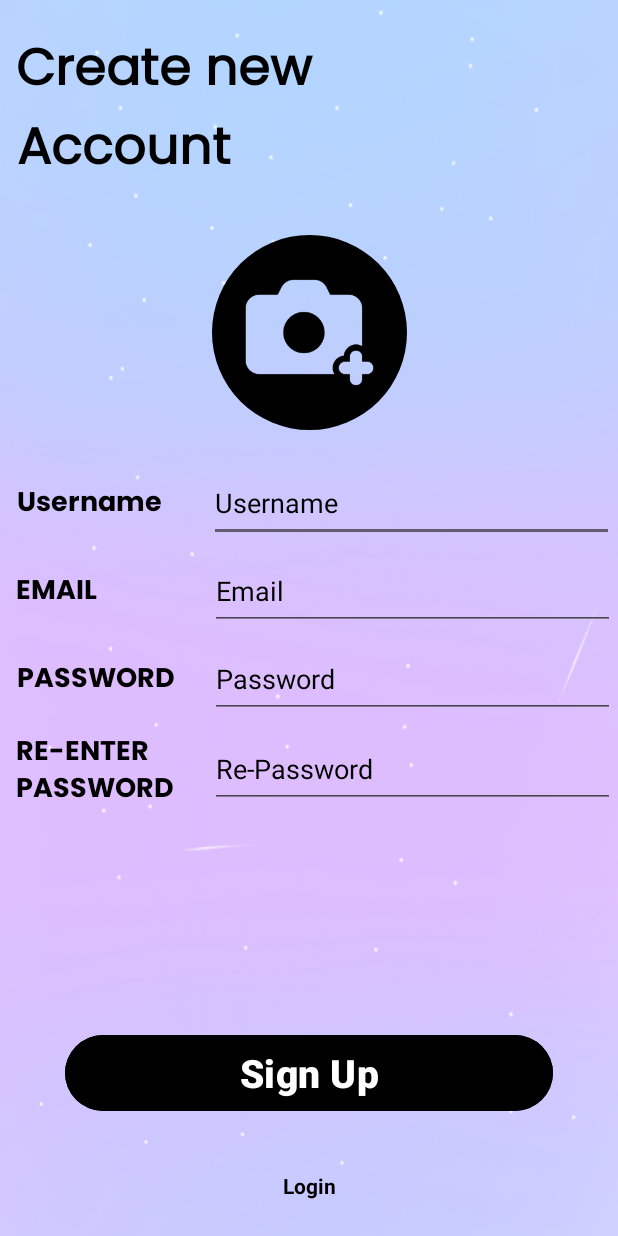
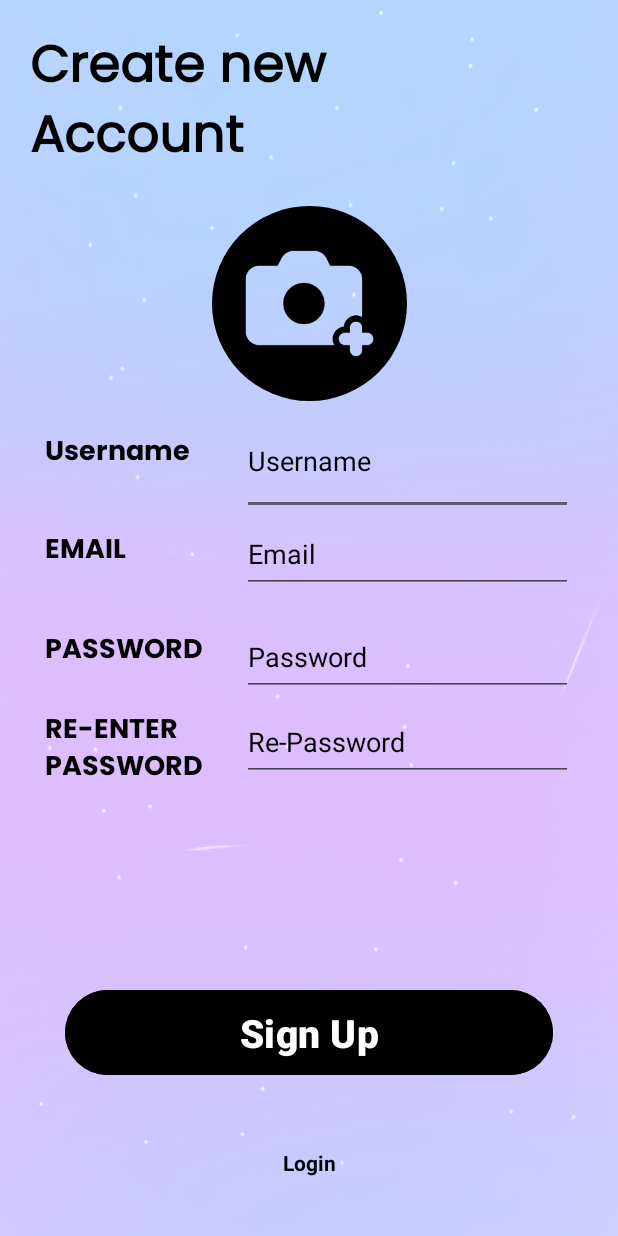
Before and after one commit to Shiva-the-god/ChatNova, an Android app: the registration screen opened directly, with no data from a screen before it, on a phone screen of 412 x 824 dp. Run offline under Robolectric (Android 15) with nearby library versions, the phone set to English and light mode, and no system bars; our stand-ins replace CircleImageView, Firebase (no records; nobody signed in at launch, a user with empty details on screens opened directly), sdp/ssp sizes; pictures from the network do not load.

Commit message:
First commit

```diff
--- a/app/src/main/res/layout/activity_registration.xml
+++ b/app/src/main/res/layout/activity_registration.xml
@@ -13,135 +13,129 @@
         android:id="@+id/profilerg0"
         android:layout_width="151dp"
         android:layout_height="130dp"
+        android:layout_marginTop="33dp"
         android:src="@drawable/photocamera"
-        app:layout_constraintBottom_toBottomOf="parent"
         app:layout_constraintEnd_toEndOf="parent"
+        app:layout_constraintHorizontal_bias="0.5"
         app:layout_constraintStart_toStartOf="parent"
-        app:layout_constraintTop_toTopOf="parent"
-        app:layout_constraintVertical_bias="0.226" />
+        app:layout_constraintTop_toBottomOf="@+id/textView7" />
 
 
     <TextView
         android:id="@+id/textView5"
         android:layout_width="@dimen/_215sdp"
         android:layout_height="@dimen/_35sdp"
+        android:layout_marginStart="20dp"
+        android:layout_marginTop="18dp"
         android:fontFamily="@font/poppins_regular"
         android:gravity="center_vertical"
         android:text="Create new "
         android:textColor="@color/black"
         android:textSize="@dimen/_26sdp"
         android:textStyle="bold"
-        app:layout_constraintBottom_toBottomOf="parent"
-        app:layout_constraintEnd_toEndOf="parent"
-        app:layout_constraintHorizontal_bias="0.08"
         app:layout_constraintStart_toStartOf="parent"
-        app:layout_constraintTop_toTopOf="parent"
-        app:layout_constraintVertical_bias="0.026" />
+        app:layout_constraintTop_toTopOf="parent" />
 
     <TextView
         android:id="@+id/textView7"
         android:layout_width="@dimen/_241sdp"
         android:layout_height="@dimen/_30sdp"
+        android:layout_marginStart="20dp"
+        android:layout_marginTop="1dp"
         android:fontFamily="@font/poppins_regular"
         android:gravity="center_vertical"
         android:text="Account"
         android:textColor="@color/black"
         android:textSize="@dimen/_26sdp"
         android:textStyle="bold"
-        app:layout_constraintBottom_toBottomOf="parent"
-        app:layout_constraintEnd_toEndOf="parent"
-        app:layout_constraintHorizontal_bias="0.112"
         app:layout_constraintStart_toStartOf="parent"
-        app:layout_constraintTop_toTopOf="parent"
-        app:layout_constraintVertical_bias="0.093" />
+        app:layout_constraintTop_toBottomOf="@+id/textView5" />
 
     <TextView
         android:id="@+id/textView8"
         android:layout_width="121dp"
-        android:layout_height="52dp"
+        android:layout_height="0dp"
+        android:layout_marginLeft="30dp"
+        android:layout_marginBottom="2dp"
         android:fontFamily="@font/poppins_bold"
         android:gravity="center_vertical"
         android:text="EMAIL"
         android:textColor="@color/black"
         android:textSize="@dimen/_14sdp"
         android:textStyle="bold"
-        app:layout_constraintBottom_toBottomOf="parent"
-        app:layout_constraintEnd_toEndOf="parent"
-        app:layout_constraintHorizontal_bias="0.037"
+        app:layout_constraintBottom_toTopOf="@+id/textView9"
         app:layout_constraintStart_toStartOf="parent"
-        app:layout_constraintTop_toTopOf="parent"
-        app:layout_constraintVertical_bias="0.478" />
+        app:layout_constraintTop_toBottomOf="@+id/textView11" />
 
     <TextView
         android:id="@+id/textView9"
         android:layout_width="121dp"
-        android:layout_height="52dp"
+        android:layout_height="0dp"
+        android:layout_marginLeft="30dp"
         android:fontFamily="@font/poppins_bold"
         android:gravity="center_vertical"
         android:text="PASSWORD"
         android:textColor="@color/black"
         android:textSize="@dimen/_14sdp"
         android:textStyle="bold"
-        app:layout_constraintBottom_toBottomOf="parent"
-        app:layout_constraintEnd_toEndOf="parent"
-        app:layout_constraintHorizontal_bias="0.039"
+        app:layout_constraintBottom_toTopOf="@+id/textView12"
         app:layout_constraintStart_toStartOf="parent"
-        app:layout_constraintTop_toTopOf="parent"
-        app:layout_constraintVertical_bias="0.554" />
+        app:layout_constraintTop_toBottomOf="@+id/textView8" />
 
     <TextView
         android:id="@+id/textView12"
         android:layout_width="121dp"
-        android:layout_height="52dp"
+        android:layout_height="0dp"
+        android:layout_marginLeft="30dp"
+        android:layout_marginBottom="123dp"
         android:fontFamily="@font/poppins_bold"
         android:gravity="center_vertical"
         android:text="RE-ENTER PASSWORD"
         android:textColor="@color/black"
         android:textSize="@dimen/_14sdp"
         android:textStyle="bold"
-        app:layout_constraintBottom_toBottomOf="parent"
-        app:layout_constraintEnd_toEndOf="parent"
-        app:layout_constraintHorizontal_bias="0.037"
+        app:layout_constraintBottom_toTopOf="@+id/signbutton"
         app:layout_constraintStart_toStartOf="parent"
-        app:layout_constraintTop_toTopOf="parent"
-        app:layout_constraintVertical_bias="0.63" />
+        app:layout_constraintTop_toBottomOf="@+id/textView9" />
 
     <TextView
         android:id="@+id/textView11"
         android:layout_width="121dp"
-        android:layout_height="52dp"
+        android:layout_height="0dp"
+        android:layout_marginLeft="30dp"
+        android:layout_marginTop="270dp"
         android:fontFamily="@font/poppins_bold"
         android:gravity="center_vertical"
         android:text="Username"
         android:textColor="@color/black"
         android:textSize="@dimen/_14sdp"
         android:textStyle="bold"
-        app:layout_constraintBottom_toBottomOf="parent"
-        app:layout_constraintEnd_toEndOf="parent"
-        app:layout_constraintHorizontal_bias="0.039"
+        app:layout_constraintBottom_toTopOf="@+id/textView8"
         app:layout_constraintStart_toStartOf="parent"
-        app:layout_constraintTop_toTopOf="parent"
-        app:layout_constraintVertical_bias="0.402" />
+        app:layout_constraintTop_toTopOf="parent" />
 
     <Button
         android:id="@+id/signbutton"
-        android:layout_width="@dimen/_250sdp"
-        android:layout_height="@dimen/_45sdp"
+        android:layout_width="0dp"
+        android:layout_height="0dp"
+        android:layout_marginStart="43dp"
+        android:layout_marginEnd="43dp"
+        android:layout_marginBottom="22dp"
         android:backgroundTint="@color/black"
         android:text="Sign Up"
         android:textColor="@color/white"
         android:textSize="@dimen/_20sdp"
         android:textStyle="bold"
-        app:layout_constraintBottom_toBottomOf="parent"
+        app:layout_constraintBottom_toTopOf="@+id/loginbut"
         app:layout_constraintEnd_toEndOf="parent"
         app:layout_constraintStart_toStartOf="parent"
-        app:layout_constraintTop_toTopOf="parent"
-        app:layout_constraintVertical_bias="0.896" />
+        app:layout_constraintTop_toBottomOf="@+id/textView12" />
 
     <TextView
         android:id="@+id/loginbut"
         android:layout_width="@dimen/_124sdp"
-        android:layout_height="@dimen/_24sdp"
+        android:layout_height="0dp"
+        android:layout_marginBottom="16dp"
         android:gravity="center"
         android:text="Login"
         android:textColor="@color/black"
@@ -149,72 +143,80 @@
         app:layout_constraintBottom_toBottomOf="parent"
         app:layout_constraintEnd_toEndOf="parent"
         app:layout_constraintStart_toStartOf="parent"
-        app:layout_constraintTop_toTopOf="parent"
-        app:layout_constraintVertical_bias="0.977" />
+        app:layout_constraintTop_toBottomOf="@+id/signbutton" />
 
     <EditText
         android:id="@+id/rgusername"
-        android:layout_width="270dp"
-        android:layout_height="52dp"
+        android:layout_width="0dp"
+        android:layout_height="0dp"
+        android:layout_marginLeft="10dp"
+        android:layout_marginTop="2dp"
+        android:layout_marginRight="30dp"
         android:ems="10"
         android:hint="Username"
-        android:textColorHint="@color/black"
         android:inputType="text"
         android:textColor="@color/black"
-        app:layout_constraintBottom_toBottomOf="parent"
+        android:textColorHint="@color/black"
+        app:layout_constraintBottom_toTopOf="@+id/rgemail"
         app:layout_constraintEnd_toEndOf="parent"
-        app:layout_constraintHorizontal_bias="0.981"
-        app:layout_constraintStart_toStartOf="parent"
-        app:layout_constraintTop_toTopOf="parent"
-        app:layout_constraintVertical_bias="0.401" />
+        app:layout_constraintHorizontal_bias="0.5"
+        app:layout_constraintStart_toEndOf="@+id/textView11"
+        app:layout_constraintTop_toTopOf="@+id/textView11" />
 
     <EditText
         android:id="@+id/rgemail"
-        android:layout_width="270dp"
+        android:layout_width="0dp"
         android:layout_height="52dp"
+        android:layout_marginLeft="10dp"
+        android:layout_marginTop="54dp"
+        android:layout_marginRight="30dp"
+        android:layout_marginBottom="53dp"
         android:ems="10"
         android:hint="Email"
-        android:textColorHint="@color/black"
         android:inputType="textEmailAddress"
         android:textColor="@color/black"
-        app:layout_constraintBottom_toBottomOf="parent"
+        android:textColorHint="@color/black"
+        app:layout_constraintBottom_toTopOf="@+id/rgrepassword"
         app:layout_constraintEnd_toEndOf="parent"
-        app:layout_constraintHorizontal_bias="0.985"
-        app:layout_constraintStart_toStartOf="parent"
-        app:layout_constraintTop_toTopOf="parent"
-        app:layout_constraintVertical_bias="0.477" />
+        app:layout_constraintHorizontal_bias="0.5"
+        app:layout_constraintStart_toEndOf="@+id/textView8"
+        app:layout_constraintTop_toTopOf="@+id/textView11" />
 
     <EditText
         android:id="@+id/rgpassword"
-        android:layout_width="270dp"
+        android:layout_width="0dp"
         android:layout_height="52dp"
+        android:layout_marginLeft="10dp"
+        android:layout_marginTop="52dp"
+        android:layout_marginRight="30dp"
+        android:layout_marginBottom="52dp"
         android:ems="10"
         android:hint="Password"
-        android:textColorHint="@color/black"
         android:inputType="textPassword"
         android:textColor="@color/black"
-        app:layout_constraintBottom_toBottomOf="parent"
+        android:textColorHint="@color/black"
+        app:layout_constraintBottom_toBottomOf="@+id/textView12"
         app:layout_constraintEnd_toEndOf="parent"
-        app:layout_constraintHorizontal_bias="0.985"
-        app:layout_constraintStart_toStartOf="parent"
-        app:layout_constraintTop_toTopOf="parent"
-        app:layout_constraintVertical_bias="0.553" />
+        app:layout_constraintHorizontal_bias="0.5"
+        app:layout_constraintStart_toEndOf="@+id/textView9"
+        app:layout_constraintTop_toTopOf="@+id/rgemail" />
 
     <EditText
         android:id="@+id/rgrepassword"
-        android:layout_width="270dp"
+        android:layout_width="0dp"
         android:layout_height="52dp"
+        android:layout_marginLeft="10dp"
+        android:layout_marginTop="1dp"
+        android:layout_marginRight="30dp"
         android:ems="10"
         android:hint="Re-Password"
-        android:textColorHint="@color/black"
         android:inputType="textPassword"
         android:textColor="@color/black"
-        app:layout_constraintBottom_toBottomOf="parent"
+        android:textColorHint="@color/black"
         app:layout_constraintEnd_toEndOf="parent"
-        app:layout_constraintHorizontal_bias="0.985"
-        app:layout_constraintStart_toStartOf="parent"
-        app:layout_constraintTop_toTopOf="parent"
-        app:layout_constraintVertical_bias="0.63" />
+        app:layout_constraintHorizontal_bias="0.5"
+        app:layout_constraintStart_toEndOf="@+id/textView12"
+        app:layout_constraintTop_toTopOf="@+id/textView12" />
 
 
 </androidx.constraintlayout.widget.ConstraintLayout>
```
